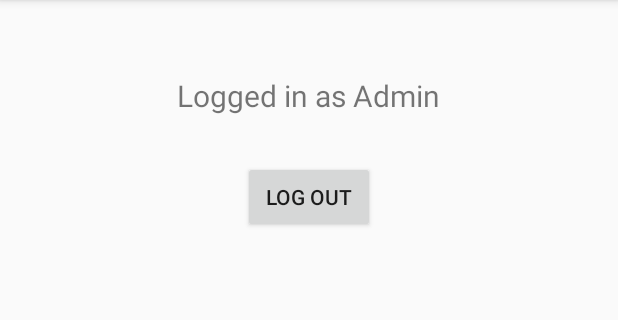
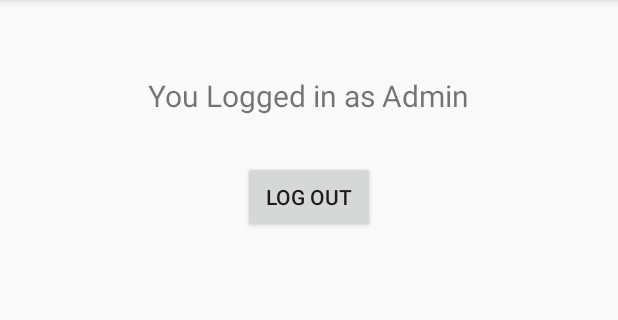
Before and after one commit to RashifAzeldy/Rashif12RPL022020, an Android app: the Admin screen opened directly, with no data from a screen before it, on a phone screen of 412 x 824 dp, the part 84-404 px from its top. Run offline under Robolectric (Android 15) with nearby library versions, the phone set to English and light mode, and no system bars.

```diff
--- a/app/src/main/res/layout/activity_admin.xml
+++ b/app/src/main/res/layout/activity_admin.xml
@@ -9,7 +9,7 @@
     tools:context=".Admin">
 
     <TextView
-        android:text="Logged in as Admin"
+        android:text="You Logged in as Admin"
         android:textSize="20dp"
         android:layout_marginTop="50dp"
         android:layout_gravity="center"
--- a/app/src/main/res/layout/activity_customer.xml
+++ b/app/src/main/res/layout/activity_customer.xml
@@ -9,7 +9,7 @@
     tools:context=".CustomerActivity">
 
     <TextView
-        android:text="Logged in as Customer"
+        android:text="You Logged in as Customer"
         android:textSize="20dp"
         android:layout_marginTop="50dp"
         android:layout_gravity="center"
```
